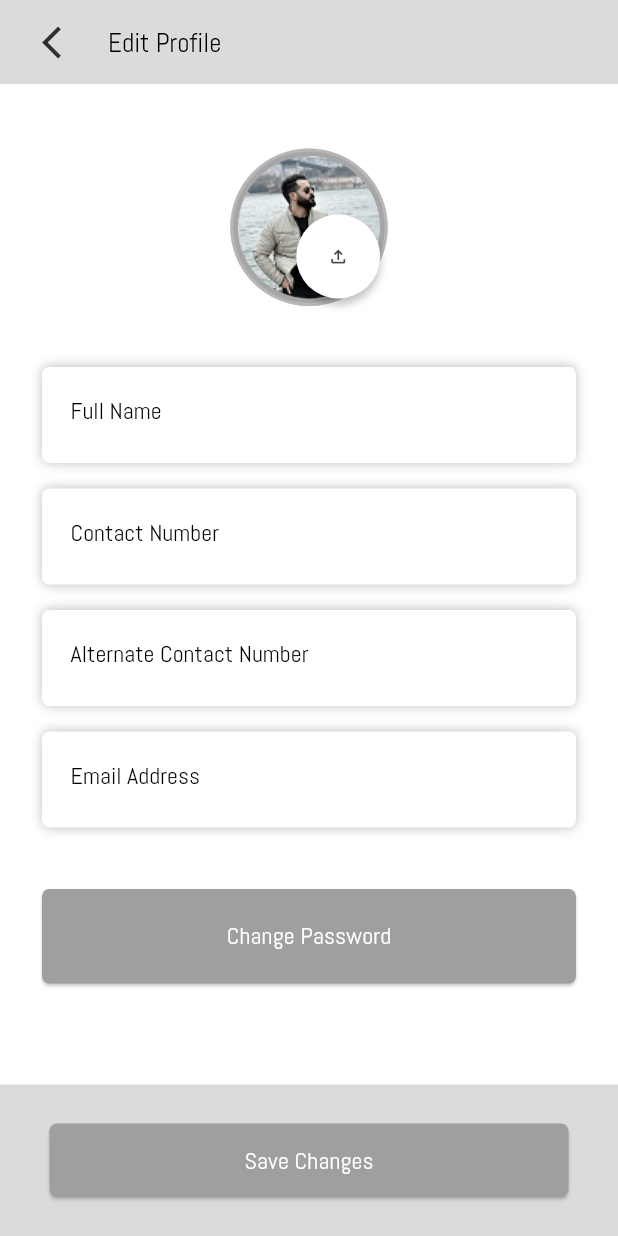
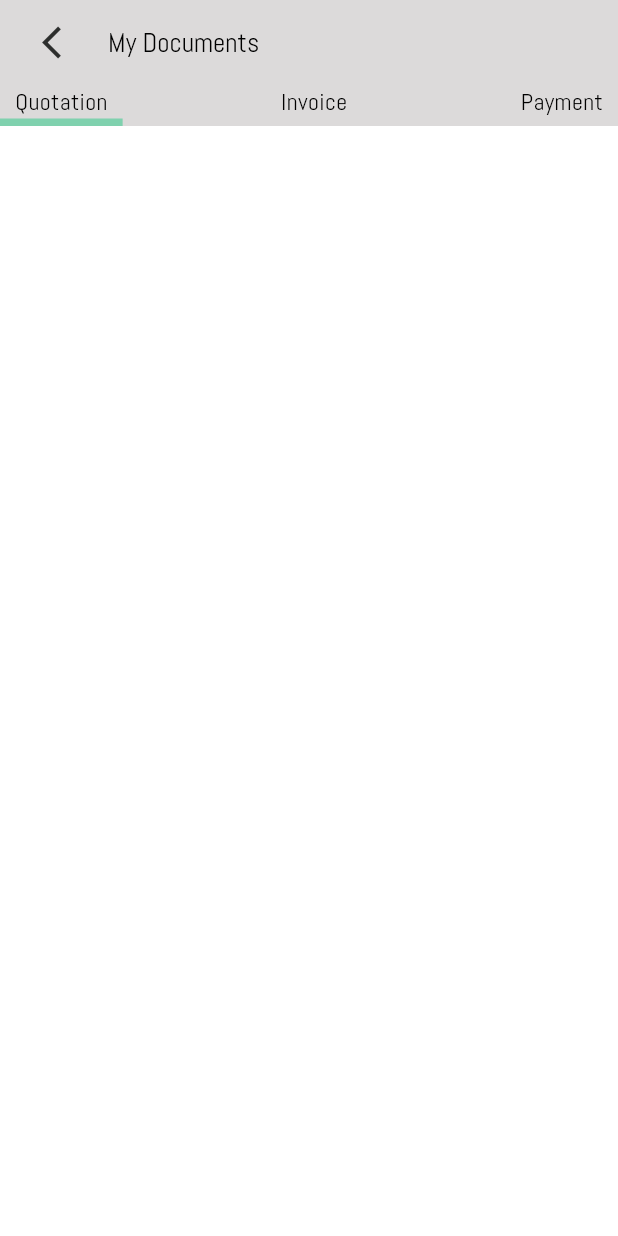
Before and after one commit to Mohamedbza/Taj-Alsafa, a Flutter app: the screen it shows after launch, on a phone screen of 412 x 824 dp. Run offline on Flutter 3.47's test engine with Material 3 defaults, Android fonts, the phone set to English and light mode, and no system bars; our stand-ins replace chewie, device_preview, file_picker, flutter_svg, video_player; project files that could hold a hidden picture were left out.

Commit message:
fifth commit

```diff
--- a/lib/main.dart
+++ b/lib/main.dart
@@ -6,7 +6,10 @@ import 'package:tadjelsafa/view/authentification/forgetPassword.dart';
 import 'package:tadjelsafa/view/authentification/login.dart';
 import 'package:tadjelsafa/view/home/home.dart';
 import 'package:tadjelsafa/view/introductory/introductory.dart';
+import 'package:tadjelsafa/view/notification/notification.dart';
+import 'package:tadjelsafa/view/sideMenu/editProfile/change_password.dart';
 import 'package:tadjelsafa/view/sideMenu/editProfile/edit_profile.dart';
+import 'package:tadjelsafa/view/sideMenu/myDocuments/my_documents.dart';
 import 'package:tadjelsafa/view/splash/splash.dart';
 
 /// Global cache for preloaded SVGs
@@ -43,7 +46,7 @@ class _MyAppState extends State<MyApp> {
 Widget build(BuildContext context) {
   Widget home;
 
-  home = const EditProfile();
+  home = const MyDocuments();
 
   return MediaQuery(
     data: MediaQuery.of(context).copyWith(textScaleFactor: 1), // Set text scaling
--- a/lib/resources/color_manager.dart
+++ b/lib/resources/color_manager.dart
@@ -16,4 +16,6 @@ class ColorManager {
   static Color editprofileappbarbackground = const Color.fromRGBO(197, 193, 193, 0.6); // 000000
   static Color profilepicturebackground = const Color.fromRGBO(0, 0, 0, 0.35); // FFFFFF
   static Color savechangesborder = const Color.fromRGBO(197, 193, 193, 0.6); // FFFFFF
+  static Color notificationpicturebackground = const Color.fromRGBO(159, 159, 159, 0.6); // FFFFFF
+  static Color bottomborderpageswipe = const Color.fromRGBO(127, 209, 174, 1); // FFFFFF
 }
--- /dev/null
+++ b/lib/view/sideMenu/myDocuments/my_documents.dart
@@ -0,0 +1,24 @@
+import 'package:flutter/material.dart';
+import 'package:flutter_svg/flutter_svg.dart';
+import 'package:tadjelsafa/resources/color_manager.dart';
+import 'package:tadjelsafa/view/sideMenu/myDocuments/page_swipes.dart';
+
+class MyDocuments extends StatelessWidget {
+  const MyDocuments({super.key});
+
+  @override
+  Widget build(BuildContext context) {
+    return  Scaffold(backgroundColor: Colors.white,
+      appBar: AppBar(backgroundColor: ColorManager.editprofileappbarbackground,
+        title: Text('My Documents', style: TextStyle(color: Colors.black , fontSize: 18,fontFamily: 'abel'),),
+        leading: Padding(
+          padding: const EdgeInsets.only(left: 20.0),
+          child: IconButton(
+            icon:  Icon(Icons.arrow_back_ios,size: 26, color: ColorManager.returnarrow,),
+            onPressed: () => Navigator.pop(context),
+          ),
+        ),
+      ),
+      body: PageSwipe());
+  }
+}
--- /dev/null
+++ b/lib/view/sideMenu/myDocuments/page_swipes.dart
@@ -0,0 +1,164 @@
+// ignore_for_file: deprecated_member_use
+import 'package:flutter/material.dart';
+import 'package:flutter_svg/svg.dart';
+import 'package:provider/provider.dart';
+import 'package:tadjelsafa/resources/color_manager.dart';
+
+class PageSwipe extends StatefulWidget {
+  const PageSwipe({super.key});
+
+  @override
+  State<PageSwipe> createState() => _PageSwipeState();
+}
+
+class _PageSwipeState extends State<PageSwipe> {
+  int currentPage = 0;
+  late PageController pageController; // PageController to manage page views
+
+  @override
+  void initState() {
+    super.initState();
+    pageController = PageController(); // Initialize PageController
+  }
+
+  @override
+  void dispose() {
+    pageController.dispose(); // Dispose of PageController
+    super.dispose();
+  }
+
+  @override
+  Widget build(BuildContext context) {
+
+    final List<String> toolbar = [
+      'Quotation', // Profile
+      'Invoice',         // Work
+      'Payment',     // Settings
+    ];
+
+    return Scaffold(backgroundColor: Colors.white,
+      body: Stack(
+        children: [
+          Column(
+            children: [
+              Flexible(
+                flex: 1,
+                child: PageView(
+                  controller: pageController,
+                  onPageChanged: (index) {
+                    setState(() {
+                      currentPage = index;
+                    });
+                  },
+                  children: [
+                    _buildProfilePage(context),
+                    _buildWorkPage(context),
+                    _buildSettingsPage(context),
+                  ],
+                ),
+              ),
+            ],
+          ),
+          // Toolbar positioned at the top
+          Positioned(
+            top: 0,
+            left: 0,
+            right:  0,
+            child: Container(
+              decoration: BoxDecoration(
+                color: ColorManager.editprofileappbarbackground
+
+              ),
+              child: Row(
+                mainAxisAlignment: MainAxisAlignment.spaceBetween,crossAxisAlignment: CrossAxisAlignment.center,
+                children: List.generate(toolbar.length, (index) {
+                  return GestureDetector(
+                    onTap: () {
+                      setState(() {
+                        currentPage = index;
+                      });
+                      pageController.jumpToPage(index); // Change the page
+                    },
+                    child: AnimatedContainer(
+                      duration: const Duration(milliseconds: 500),
+                      padding: const EdgeInsets.symmetric(horizontal: 10),
+                      decoration: BoxDecoration(
+                        border: Border(
+                          bottom: BorderSide(
+                            color: currentPage == index
+                                ? ColorManager.bottomborderpageswipe
+                                : Colors.transparent,
+                            width: 5.0,
+                          ),
+                        ),
+
+                      ),
+                      child: Text(
+                        toolbar[index],textAlign: TextAlign.center,
+                        style: TextStyle(
+                          fontSize: 16,
+                          fontFamily: 'abel',
+                          color: Colors.black, // Text color for all items
+                        ),
+                      ),
+                    ),
+                  );
+                }),
+              ),
+            ),
+          ),
+        ],
+      ),
+    );
+  }
+
+  Widget _buildProfilePage(BuildContext context) {
+
+    return Padding(padding: EdgeInsets.only(top: 100),
+      child: Column(mainAxisAlignment: MainAxisAlignment.start,crossAxisAlignment: CrossAxisAlignment.center,
+        children: [
+
+
+
+
+        ],
+      ),
+    );
+  }
+
+  Widget _buildWorkPage(BuildContext context) {
+
+    return   Padding(
+      padding: const EdgeInsets.only(top: 80.0),
+      child: SingleChildScrollView(
+        child: Column(
+          children: [
+          ],
+        ),
+      ),
+    );
+  }
+
+  Widget _buildSettingsPage(BuildContext context) {
+    return LayoutBuilder(
+      builder: (context, constraints) {
+        // Determine the width and height of the available space
+        // ignore: unused_local_variable
+
+        return Padding(
+          padding: const EdgeInsets.fromLTRB(20,100,20,20),
+          child: Container(
+            width: 250,
+            decoration: const BoxDecoration(
+              color: Colors.white,
+            ),
+            child: Column(mainAxisAlignment: MainAxisAlignment.start,crossAxisAlignment: CrossAxisAlignment.end,
+              children: [
+              ],
+            ),
+          ),
+        );
+      },
+    );
+  }
+}
--- a/pubspec.yaml
+++ b/pubspec.yaml
@@ -94,6 +94,9 @@ flutter:
     - family: adamina
       fonts:
         - asset: assets/fonts/Adamina-Regular.ttf
+    - family: janna
+      fonts:
+        - asset: assets/fonts/Janna-LT-Regular.ttf
 
   #
   # For details regarding fonts from package dependencies,
```
Also changed, not shown: lib/view/notification/notification.dart (added, +197 -0 lines), lib/view/sideMenu/editProfile/change_password.dart (+169 -0 lines), lib/view/sideMenu/editProfile/edit_profile.dart (+7 -1 lines), assets/fonts/Janna-LT-Regular.ttf (added).
